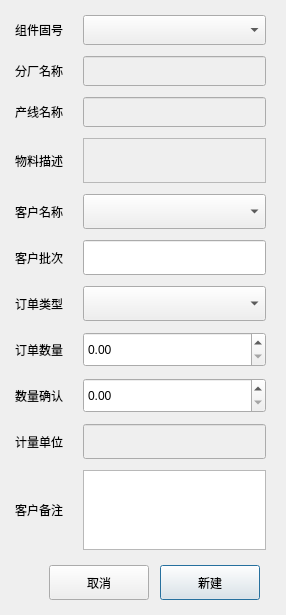
Qt form Qt/ERP/dialogneworder.ui (superp2017/NTERP) before a commit.
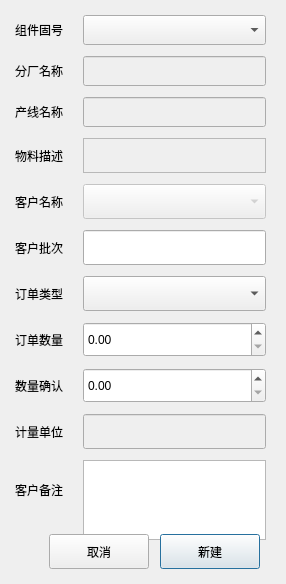
The same form after that commit.

```diff
--- a/Qt/ERP/dialogneworder.ui
+++ b/Qt/ERP/dialogneworder.ui
@@ -7,7 +7,7 @@
     <x>0</x>
     <y>0</y>
     <width>286</width>
-    <height>615</height>
+    <height>584</height>
    </rect>
   </property>
   <property name="minimumSize">
@@ -345,6 +345,9 @@
      </item>
      <item row="4" column="2">
       <widget class="QComboBox" name="comboBox_company_name">
+       <property name="enabled">
+        <bool>false</bool>
+       </property>
        <property name="minimumSize">
         <size>
          <width>0</width>
```
Left out of the diff: 238 changed lines with no effect on the pictures.
